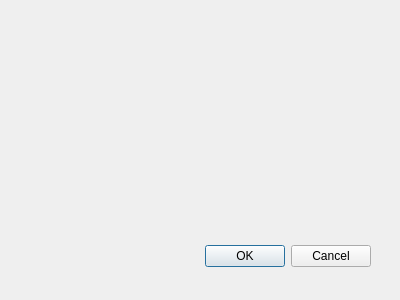
First picture: the form in dialogwaveset.ui, repository jingjunlai/QtProj, before the edit.
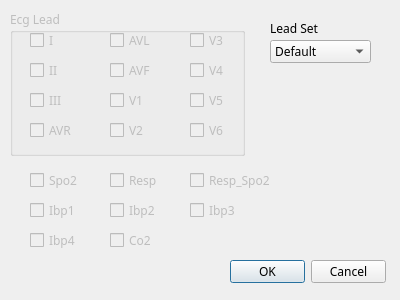
Second picture: the form after the edit.

```diff
--- a/dialogwaveset.ui
+++ b/dialogwaveset.ui
@@ -12,16 +12,21 @@
     <height>300</height>
    </rect>
   </property>
+  <property name="font">
+   <font>
+    <family>微软雅黑</family>
+   </font>
+  </property>
   <property name="windowTitle">
    <string>Dialog</string>
   </property>
   <widget name="buttonBox" class="QDialogButtonBox">
    <property name="geometry">
     <rect>
-     <x>30</x>
-     <y>240</y>
-     <width>341</width>
-     <height>32</height>
+     <x>230</x>
+     <y>260</y>
+     <width>156</width>
+     <height>23</height>
     </rect>
    </property>
    <property name="orientation">
@@ -31,6 +36,344 @@
     <set>QDialogButtonBox::Cancel|QDialogButtonBox::Ok</set>
    </property>
   </widget>
+  <widget class="QGroupBox" name="groupBox">
+   <property name="enabled">
+    <bool>false</bool>
+   </property>
+   <property name="geometry">
+    <rect>
+     <x>10</x>
+     <y>10</y>
+     <width>235</width>
+     <height>146</height>
+    </rect>
+   </property>
+   <property name="title">
+    <string>Ecg Lead</string>
+   </property>
+   <widget class="QCheckBox" name="checkBoxI">
+    <property name="geometry">
+     <rect>
+      <x>20</x>
+      <y>20</y>
+      <width>27</width>
+      <height>21</height>
+     </rect>
+    </property>
+    <property name="text">
+     <string>I</string>
+    </property>
+   </widget>
+   <widget class="QCheckBox" name="checkBoxII">
+    <property name="geometry">
+     <rect>
+      <x>20</x>
+      <y>50</y>
+      <width>31</width>
+      <height>21</height>
+     </rect>
+    </property>
+    <property name="text">
+     <string>II</string>
+    </property>
+   </widget>
+   <widget class="QCheckBox" name="checkBoxIII">
+    <property name="geometry">
+     <rect>
+      <x>20</x>
+      <y>80</y>
+      <width>35</width>
+      <height>21</height>
+     </rect>
+    </property>
+    <property name="text">
+     <string>III</string>
+    </property>
+   </widget>
+   <widget class="QCheckBox" name="checkBoxAVR">
+    <property name="geometry">
+     <rect>
+      <x>20</x>
+      <y>110</y>
+      <width>47</width>
+      <height>21</height>
+     </rect>
+    </property>
+    <property name="text">
+     <string>AVR</string>
+    </property>
+   </widget>
+   <widget class="QCheckBox" name="checkBoxV2">
+    <property name="geometry">
+     <rect>
+      <x>100</x>
+      <y>110</y>
+      <width>38</width>
+      <height>21</height>
+     </rect>
+    </property>
+    <property name="text">
+     <string>V2</string>
+    </property>
+   </widget>
+   <widget class="QCheckBox" name="checkBoxAVF">
+    <property name="geometry">
+     <rect>
+      <x>100</x>
+      <y>50</y>
+      <width>45</width>
+      <height>21</height>
+     </rect>
+    </property>
+    <property name="text">
+     <string>AVF</string>
+    </property>
+   </widget>
+   <widget class="QCheckBox" name="checkBoxV1">
+    <property name="geometry">
+     <rect>
+      <x>100</x>
+      <y>80</y>
+      <width>38</width>
+      <height>21</height>
+     </rect>
+    </property>
+    <property name="text">
+     <string>V1</string>
+    </property>
+   </widget>
+   <widget class="QCheckBox" name="checkBoxAVL">
+    <property name="geometry">
+     <rect>
+      <x>100</x>
+      <y>20</y>
+      <width>45</width>
+      <height>21</height>
+     </rect>
+    </property>
+    <property name="text">
+     <string>AVL</string>
+    </property>
+   </widget>
+   <widget class="QCheckBox" name="checkBoxV6">
+    <property name="geometry">
+     <rect>
+      <x>180</x>
+      <y>110</y>
+      <width>38</width>
+      <height>21</height>
+     </rect>
+    </property>
+    <property name="text">
+     <string>V6</string>
+    </property>
+   </widget>
+   <widget class="QCheckBox" name="checkBoxV4">
+    <property name="geometry">
+     <rect>
+      <x>180</x>
+      <y>50</y>
+      <width>38</width>
+      <height>21</height>
+     </rect>
+    </property>
+    <property name="text">
+     <string>V4</string>
+    </property>
+   </widget>
+   <widget class="QCheckBox" name="checkBoxV5">
+    <property name="geometry">
+     <rect>
+      <x>180</x>
+      <y>80</y>
+      <width>38</width>
+      <height>21</height>
+     </rect>
+    </property>
+    <property name="text">
+     <string>V5</string>
+    </property>
+   </widget>
+   <widget class="QCheckBox" name="checkBoxV3">
+    <property name="geometry">
+     <rect>
+      <x>180</x>
+      <y>20</y>
+      <width>38</width>
+      <height>21</height>
+     </rect>
+    </property>
+    <property name="text">
+     <string>V3</string>
+    </property>
+   </widget>
+  </widget>
+  <widget class="QComboBox" name="comboBoxLeadSet">
+   <property name="geometry">
+    <rect>
+     <x>270</x>
+     <y>40</y>
+     <width>101</width>
+     <height>23</height>
+    </rect>
+   </property>
+   <item>
+    <property name="text">
+     <string>Default</string>
+    </property>
+   </item>
+   <item>
+    <property name="text">
+     <string>12 lead ECG</string>
+    </property>
+   </item>
+   <item>
+    <property name="text">
+     <string>Custom</string>
+    </property>
+   </item>
+  </widget>
+  <widget class="QCheckBox" name="checkBoxSpo2">
+   <property name="enabled">
+    <bool>false</bool>
+   </property>
+   <property name="geometry">
+    <rect>
+     <x>30</x>
+     <y>170</y>
+     <width>53</width>
+     <height>21</height>
+    </rect>
+   </property>
+   <property name="text">
+    <string>Spo2</string>
+   </property>
+  </widget>
+  <widget class="QCheckBox" name="checkBoxResp">
+   <property name="enabled">
+    <bool>false</bool>
+   </property>
+   <property name="geometry">
+    <rect>
+     <x>110</x>
+     <y>170</y>
+     <width>52</width>
+     <height>21</height>
+    </rect>
+   </property>
+   <property name="text">
+    <string>Resp</string>
+   </property>
+  </widget>
+  <widget class="QCheckBox" name="checkBoxRespS">
+   <property name="enabled">
+    <bool>false</bool>
+   </property>
+   <property name="geometry">
+    <rect>
+     <x>190</x>
+     <y>170</y>
+     <width>87</width>
+     <height>21</height>
+    </rect>
+   </property>
+   <property name="text">
+    <string>Resp_Spo2</string>
+   </property>
+  </widget>
+  <widget class="QCheckBox" name="checkBoxIbp1">
+   <property name="enabled">
+    <bool>false</bool>
+   </property>
+   <property name="geometry">
+    <rect>
+     <x>30</x>
+     <y>200</y>
+     <width>50</width>
+     <height>21</height>
+    </rect>
+   </property>
+   <property name="text">
+    <string>Ibp1</string>
+   </property>
+  </widget>
+  <widget class="QCheckBox" name="checkBoxIbp2">
+   <property name="enabled">
+    <bool>false</bool>
+   </property>
+   <property name="geometry">
+    <rect>
+     <x>110</x>
+     <y>200</y>
+     <width>50</width>
+     <height>21</height>
+    </rect>
+   </property>
+   <property name="text">
+    <string>Ibp2</string>
+   </property>
+  </widget>
+  <widget class="QCheckBox" name="checkBoxIbp3">
+   <property name="enabled">
+    <bool>false</bool>
+   </property>
+   <property name="geometry">
+    <rect>
+     <x>190</x>
+     <y>200</y>
+     <width>50</width>
+     <height>21</height>
+    </rect>
+   </property>
+   <property name="text">
+    <string>Ibp3</string>
+   </property>
+  </widget>
+  <widget class="QCheckBox" name="checkBoxIbp4">
+   <property name="enabled">
+    <bool>false</bool>
+   </property>
+   <property name="geometry">
+    <rect>
+     <x>30</x>
+     <y>230</y>
+     <width>50</width>
+     <height>21</height>
+    </rect>
+   </property>
+   <property name="text">
+    <string>Ibp4</string>
+   </property>
+  </widget>
+  <widget class="QCheckBox" name="checkBoxCo2">
+   <property name="enabled">
+    <bool>false</bool>
+   </property>
+   <property name="geometry">
+    <rect>
+     <x>110</x>
+     <y>230</y>
+     <width>46</width>
+     <height>21</height>
+    </rect>
+   </property>
+   <property name="text">
+    <string>Co2</string>
+   </property>
+  </widget>
+  <widget class="QLabel" name="label">
+   <property name="geometry">
+    <rect>
+     <x>270</x>
+     <y>20</y>
+     <width>50</width>
+     <height>17</height>
+    </rect>
+   </property>
+   <property name="text">
+    <string>Lead Set</string>
+   </property>
+  </widget>
  </widget>
  <pixmapfunction/>
  <resources/>
```
Left out of the diff: 9 changed lines with no effect on the pictures.
